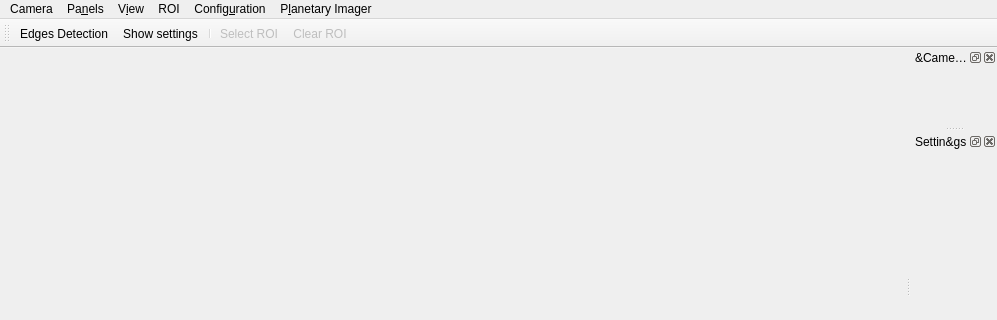
Old version of the form src/planetaryimager_mainwindow.ui in the repository GuLinux/PlanetaryImager; both pictures show x 0 to 997 and y 0 to 320 of the 997 by 546 pixel window.
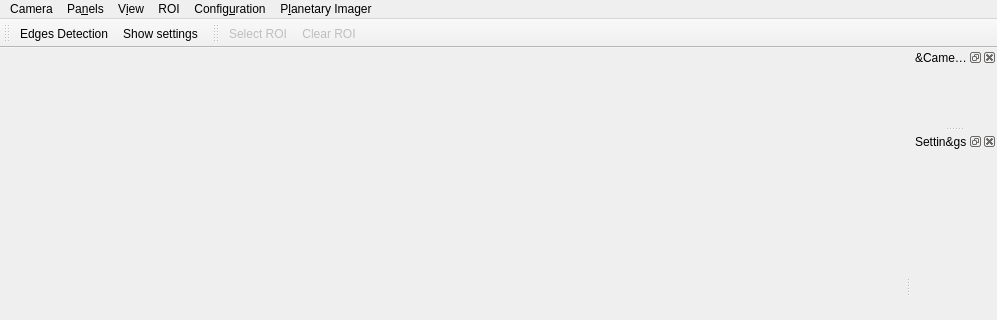
New version of the form. Icons and pictures are not drawn.

The edit to the form file:
```diff
--- a/src/planetaryimager_mainwindow.ui
+++ b/src/planetaryimager_mainwindow.ui
@@ -168,7 +168,17 @@
    </attribute>
    <addaction name="actionEdges_Detection"/>
    <addaction name="actionShow_settings"/>
-   <addaction name="separator"/>
+  </widget>
+  <widget class="QToolBar" name="ROIToolbar">
+   <property name="windowTitle">
+    <string>ROI</string>
+   </property>
+   <attribute name="toolBarArea">
+    <enum>TopToolBarArea</enum>
+   </attribute>
+   <attribute name="toolBarBreak">
+    <bool>false</bool>
+   </attribute>
    <addaction name="actionSelect_ROI"/>
    <addaction name="actionClear_ROI"/>
   </widget>
```
Left out of the diff: 4 changed lines with no effect on the pictures.
